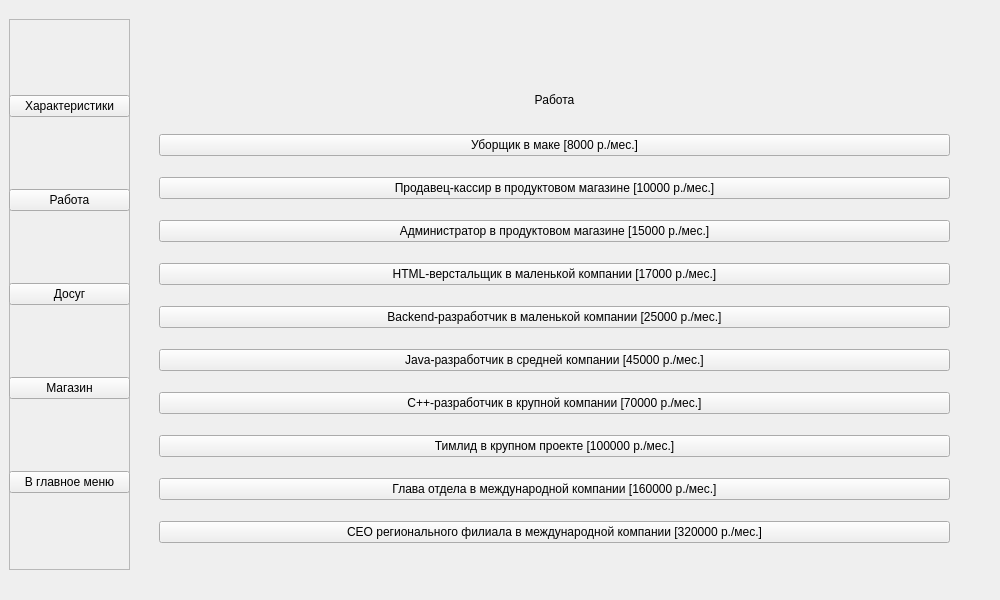
Old version of the form mainwindow.ui in the repository KriTora/StudentSimulator.
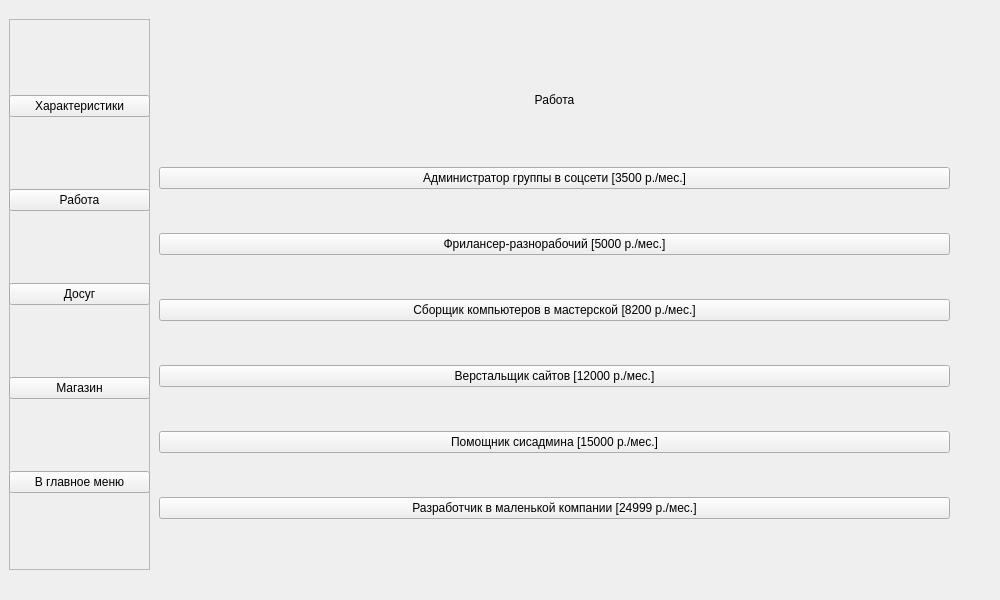
New version of the form. The open tabs and pages were chosen to show the change.

What changed in the file:
```diff
--- a/mainwindow.ui
+++ b/mainwindow.ui
@@ -48,7 +48,7 @@
      </rect>
     </property>
     <property name="currentIndex">
-     <number>4</number>
+     <number>2</number>
     </property>
     <widget class="QWidget" name="TitleScreen">
      <widget class="QWidget" name="verticalLayoutWidget">
@@ -151,13 +151,6 @@
            </property>
           </widget>
          </item>
-         <item>
-          <widget class="QLabel" name="label_sidejob">
-           <property name="text">
-            <string>Подработка:</string>
-           </property>
-          </widget>
-         </item>
         </layout>
        </item>
        <item>
@@ -237,79 +230,51 @@
       <property name="geometry">
        <rect>
         <x>10</x>
-        <y>120</y>
+        <y>130</y>
         <width>791</width>
-        <height>441</height>
+        <height>431</height>
        </rect>
       </property>
       <layout class="QGridLayout" name="layout_jobs_options">
-       <item row="6" column="0">
-        <widget class="QPushButton" name="button_jobs_option7">
-         <property name="text">
-          <string>C++-разработчик в крупной компании [70000 р./мес.]</string>
-         </property>
-        </widget>
-       </item>
        <item row="1" column="0">
         <widget class="QPushButton" name="button_jobs_option2">
          <property name="text">
-          <string>Продавец-кассир в продуктовом магазине [10000 р./мес.]</string>
+          <string>Фрилансер-разнорабочий [5000 р./мес.]</string>
          </property>
         </widget>
        </item>
-       <item row="2" column="0">
-        <widget class="QPushButton" name="button_jobs_option3">
+       <item row="3" column="0">
+        <widget class="QPushButton" name="button_jobs_option4">
          <property name="text">
-          <string>Администратор в продуктовом магазине [15000 р./мес.]</string>
-         </property>
-        </widget>
-       </item>
-       <item row="7" column="0">
-        <widget class="QPushButton" name="button_jobs_option8">
-         <property name="text">
-          <string>Тимлид в крупном проекте [100000 р./мес.]</string>
+          <string>Верстальщик сайтов [12000 р./мес.]</string>
          </property>
         </widget>
        </item>
        <item row="4" column="0">
         <widget class="QPushButton" name="button_jobs_option5">
          <property name="text">
-          <string>Backend-разработчик в маленькой компании [25000 р./мес.]</string>
+          <string>Помощник сисадмина [15000 р./мес.]</string>
          </property>
         </widget>
        </item>
-       <item row="8" column="0">
-        <widget class="QPushButton" name="button_jobs_option9">
+       <item row="2" column="0">
+        <widget class="QPushButton" name="button_jobs_option3">
          <property name="text">
-          <string>Глава отдела в международной компании [160000 р./мес.]</string>
+          <string>Сборщик компьютеров в мастерской [8200 р./мес.]</string>
          </property>
         </widget>
        </item>
        <item row="5" column="0">
         <widget class="QPushButton" name="button_jobs_option6">
          <property name="text">
-          <string>Java-разработчик в средней компании [45000 р./мес.]</string>
-         </property>
-        </widget>
-       </item>
-       <item row="3" column="0">
-        <widget class="QPushButton" name="button_jobs_option4">
-         <property name="text">
-          <string>HTML-верстальщик в маленькой компании [17000 р./мес.]</string>
+          <string>Разработчик в маленькой компании [24999 р./мес.]</string>
          </property>
         </widget>
        </item>
        <item row="0" column="0">
         <widget class="QPushButton" name="button_jobs_option1">
          <property name="text">
-          <string>Уборщик в маке [8000 р./мес.]</string>
-         </property>
-        </widget>
-       </item>
-       <item row="9" column="0">
-        <widget class="QPushButton" name="button_jobs_option10">
-         <property name="text">
-          <string>CEO регионального филиала в международной компании [320000 р./мес.]</string>
+          <string>Администратор группы в соцсети [3500 р./мес.]</string>
          </property>
         </widget>
        </item>
@@ -858,7 +823,7 @@
      <rect>
       <x>9</x>
       <y>19</y>
-      <width>121</width>
+      <width>141</width>
       <height>551</height>
      </rect>
     </property>
@@ -873,7 +838,7 @@
       <rect>
        <x>0</x>
        <y>10</y>
-       <width>121</width>
+       <width>141</width>
        <height>531</height>
       </rect>
      </property>
```
